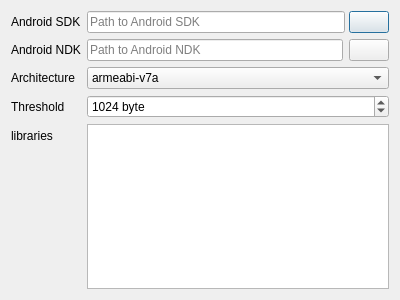
Old version of the form configdialog.ui in the repository Tencent/loli_profiler.
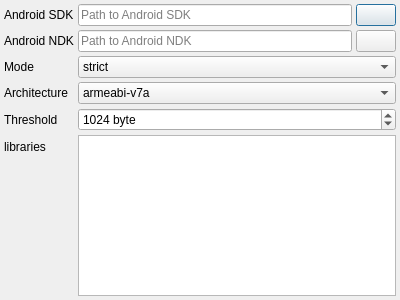
New version of the form. Icons and pictures are not drawn.

```diff
--- a/configdialog.ui
+++ b/configdialog.ui
@@ -20,14 +20,32 @@
    <bool>false</bool>
   </property>
   <layout class="QFormLayout" name="formLayout">
-   <item row="2" column="0">
+   <property name="horizontalSpacing">
+    <number>4</number>
+   </property>
+   <property name="verticalSpacing">
+    <number>4</number>
+   </property>
+   <property name="leftMargin">
+    <number>4</number>
+   </property>
+   <property name="topMargin">
+    <number>4</number>
+   </property>
+   <property name="rightMargin">
+    <number>4</number>
+   </property>
+   <property name="bottomMargin">
+    <number>4</number>
+   </property>
+   <item row="3" column="0">
     <widget class="QLabel" name="label">
      <property name="text">
       <string>Architecture</string>
      </property>
     </widget>
    </item>
-   <item row="2" column="1">
+   <item row="3" column="1">
     <widget class="QComboBox" name="archComboBox">
      <item>
       <property name="text">
@@ -41,14 +59,14 @@
      </item>
     </widget>
    </item>
-   <item row="3" column="0">
+   <item row="4" column="0">
     <widget class="QLabel" name="label_2">
      <property name="text">
       <string>Threshold</string>
      </property>
     </widget>
    </item>
-   <item row="3" column="1">
+   <item row="4" column="1">
     <widget class="QSpinBox" name="thresholdSpinBox">
      <property name="toolTip">
       <string>Malloc stacktrace collect threshold.</string>
@@ -67,14 +85,14 @@
      </property>
     </widget>
    </item>
-   <item row="4" column="0">
+   <item row="5" column="0">
     <widget class="QLabel" name="label_4">
      <property name="text">
       <string>libraries</string>
      </property>
     </widget>
    </item>
-   <item row="4" column="1">
+   <item row="5" column="1">
     <widget class="QListWidget" name="libraryListWidget"/>
    </item>
    <item row="0" column="0">
@@ -159,6 +177,27 @@
      </item>
     </layout>
    </item>
+   <item row="2" column="0">
+    <widget class="QLabel" name="label_6">
+     <property name="text">
+      <string>Mode</string>
+     </property>
+    </widget>
+   </item>
+   <item row="2" column="1">
+    <widget class="QComboBox" name="modeComboBox">
+     <item>
+      <property name="text">
+       <string>strict</string>
+      </property>
+     </item>
+     <item>
+      <property name="text">
+       <string>loose</string>
+      </property>
+     </item>
+    </widget>
+   </item>
   </layout>
  </widget>
  <resources>
```
